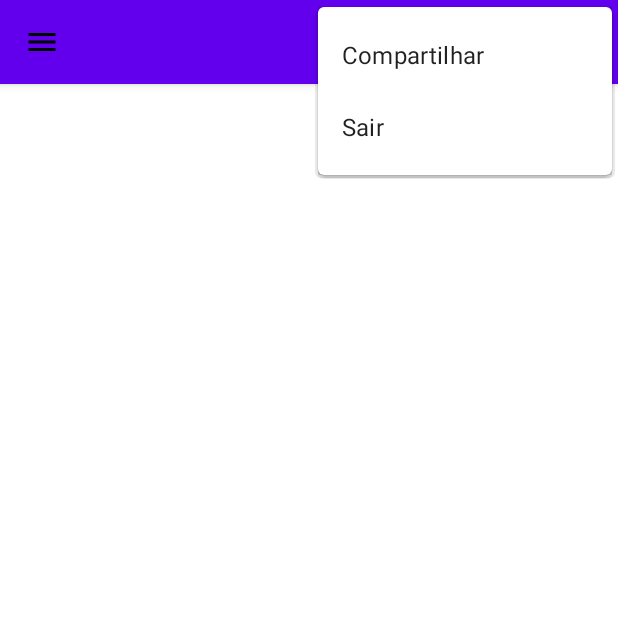
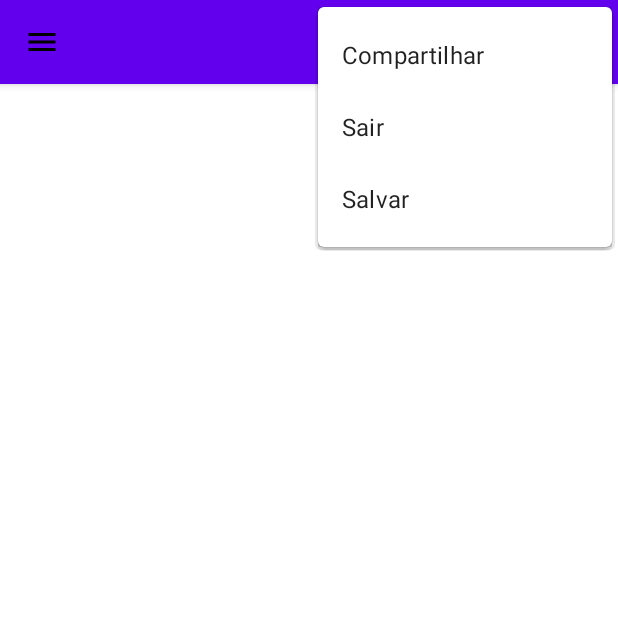
Before and after one commit to LuisGabrielMascarenhas/Menu-Aprendendo, an Android app: the screen it shows after launch (MainActivity), with the options menu open, on a phone screen of 412 x 824 dp, the top half of it. Run offline under Robolectric (Android 15) with nearby library versions, the phone set to English and light mode, and no system bars.

```diff
--- a/app/src/main/res/menu/menu.xml
+++ b/app/src/main/res/menu/menu.xml
@@ -21,5 +21,10 @@
         android:icon="@drawable/baseline_exit_to_app"
         android:title="Sair"
         app:showAsAction="ifRoom" />
+    <item
+        android:id="@+id/mSalvar"
+        android:icon="@drawable/baseline_save_alt"
+        android:title="Salvar"
+        app:showAsAction="ifRoom" />
 
 </menu>
```
Also changed, not shown: app/src/main/java/br/com/etecia/myapp/MainActivity.java (+31 -2 lines).
